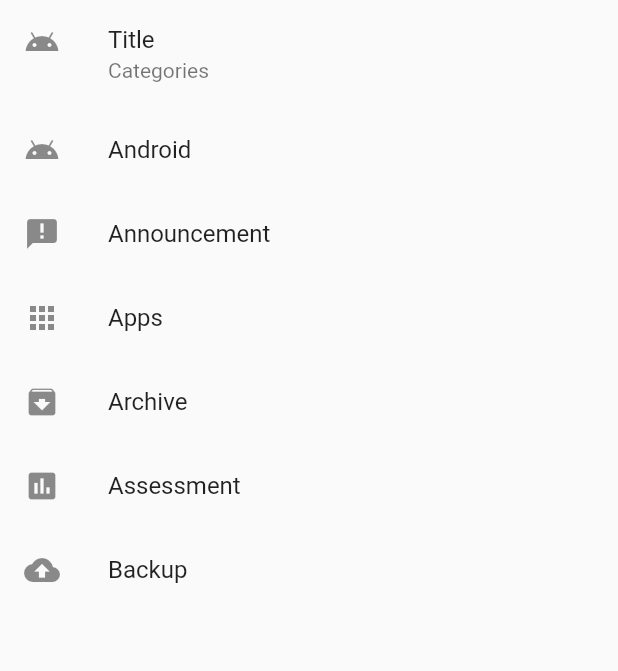
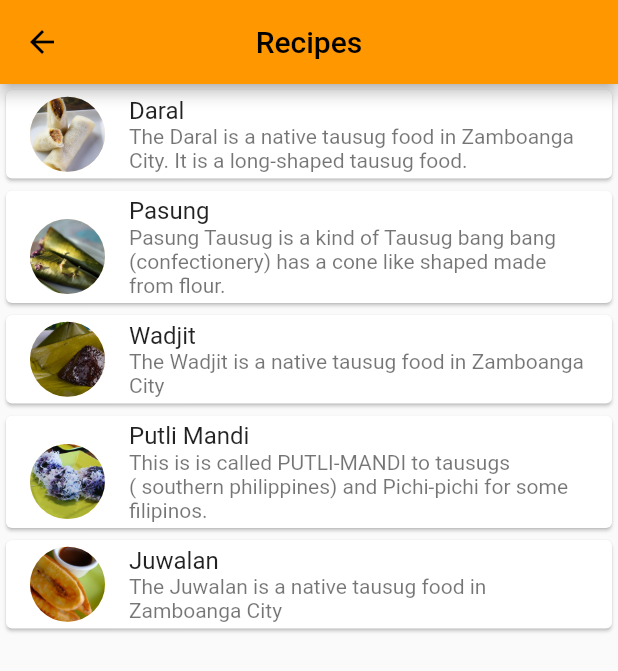
Before and after one commit to kusman28/Bang-Bang, a Flutter app: the Recipes screen opened directly, on a phone screen of 412 x 824 dp. Shown: the top 671 px of the screen. Run offline on Flutter 3.47's test engine with Material 2 defaults, Android fonts, the phone set to English and light mode, and no system bars; our stand-ins replace google_fonts, youtube_player_flutter.

Commit message:
Recipes Module.

```diff
--- /dev/null
+++ b/lib/models/RecipeModel.dart
@@ -0,0 +1,5 @@
+class RecipeModel {
+  final String name, ImageUrl, desc, procs, url;
+
+  RecipeModel(this.name, this.ImageUrl, this.desc, this.procs, this.url);
+}
--- a/lib/screens/recipes_scree.dart
+++ b/lib/screens/recipes_scree.dart
@@ -1,3 +1,5 @@
+import 'package:bang_bang/models/RecipeModel.dart';
+import 'package:bang_bang/screens/recipe_details_screen.dart';
 import 'package:flutter/material.dart';
 
 class Recipes extends StatefulWidget {
@@ -8,44 +10,168 @@ class Recipes extends StatefulWidget {
 }
 
 class _RecipesState extends State<Recipes> {
+  static List images = [
+    "images/daral.jpg",
+    "images/pasung.jpg",
+    "images/wadjit.jpg",
+    "images/putli_mandi.jpg",
+    "images/juwalan.jpg",
+  ];
+
+  static List<String> foodNames = [
+    "Daral",
+    "Pasung",
+    "Wadjit",
+    "Putli Mandi",
+    "Juwalan",
+  ];
+
+  static List<String> foodInfos = [
+    "The Daral is a native tausug food in Zamboanga City. It is a long-shaped tausug food.",
+    "Pasung Tausug is a kind of Tausug bang bang (confectionery) has a cone like shaped made from flour.",
+    "The Wadjit is a native tausug food in Zamboanga City",
+    "This is is called PUTLI-MANDI to tausugs ( southern philippines) and Pichi-pichi for some filipinos.",
+    "The Juwalan is a native tausug food in Zamboanga City",
+  ];
+
+  static List<String> foodProcs = [
+    "• 1 Cup of Flour.\n• 1/ & 1/2 Cup of Water.\n• Oil for Greasing",
+    "• 2 cups Flour\n• 1 cup Sugar\n• 3 cups Coconut Milk\n• Banana leaves\n• Toothpicks",
+    "• 1/2 kg glutinous rice\n•1/4 kg brown sugar\n•1 big coconut/3 cups coconut milk\n•1 tbsp vanilla essence",
+    "• 2 Cups of Glutinous rice flour\n•1/2 Cup of regular flour\n•1 & 1/4 Cups of warm water\n•Violet food color (Optional any color or no color will do)\n•2 Tbsp. cooking oil\n•1 to 2 Cups of Hinti (Grated sweet coconut)",
+    "• Banana\n•Flour\n•Cooking Oil\n•Salt",
+  ];
+
+  static List<String> urls = [
+    "https://www.youtube.com/watch?v=JaDstI3b9Fg",
+    "https://www.youtube.com/watch?v=isoAQpEX0X8",
+    "https://www.youtube.com/watch?v=EoQbikYT_Iw",
+    "https://www.youtube.com/watch?v=wLam5ax8uHE",
+    "https://www.youtube.com/watch?v=XQy--HdNgGw",
+  ];
+
+  final List<RecipeModel> Fooddata = List.generate(
+      foodNames.length,
+      (index) => RecipeModel('${foodNames[index]}', '${images[index]}',
+          '${foodInfos[index]}', '${foodProcs[index]}', '${urls[index]}'));
+
   @override
   Widget build(BuildContext context) {
     return Scaffold(
-      body: ListView(
-        children: <Widget>[
-          Container(
+      appBar: AppBar(
+        title: Text('Recipes'),
+        centerTitle: true,
+      ),
+      body: ListView.builder(
+        itemCount: Fooddata.length,
+        itemBuilder: (context, index) {
+          return Card(
             child: ListTile(
-              leading: Icon(Icons.android),
-              title: Text("Title"),
-              subtitle: Text("Categories"),
-              onTap: () => {},
+              title: Text(Fooddata[index].name),
+              subtitle: Text(Fooddata[index].desc),
+              leading: SizedBox(
+                height: 100.0,
+                width: 50.0,
+                child: CircleAvatar(
+                  backgroundImage: AssetImage(Fooddata[index].ImageUrl),
+                ),
+              ),
+              onTap: () {
+                Navigator.of(context).push(MaterialPageRoute(
+                    builder: (context) => RecipeDetails(
+                          recipeModel: Fooddata[index],
+                        )));
+              },
             ),
-          ),
-          ListTile(
-            leading: Icon(Icons.android),
-            title: Text('Android'),
-          ),
-          ListTile(
-            leading: Icon(Icons.announcement),
-            title: Text('Announcement'),
-          ),
-          ListTile(
-            leading: Icon(Icons.apps),
-            title: Text('Apps'),
-          ),
-          ListTile(
-            leading: Icon(Icons.archive),
-            title: Text('Archive'),
-          ),
-          ListTile(
-            leading: Icon(Icons.assessment),
-            title: Text('Assessment'),
-          ),
-          ListTile(
-            leading: Icon(Icons.backup),
-            title: Text('Backup'),
-          ),
-        ],
+          );
+        },
+        // children: <Widget>[
+        //   Container(
+        //     child: ListTile(
+        //       // leading: Icon(Icons.android),
+        //       title: Text("Recipes"),
+        //       subtitle: Text("List of the available Recipes."),
+        //       // onTap: () => {},
+        //     ),
+        //   ),
+        //   Card(
+        //     child: ListTile(
+        //       leading: SizedBox(
+        //         height: 100.0,
+        //         width: 50.0,
+        //         child: CircleAvatar(
+        //           backgroundImage: AssetImage('images/daral.jpg'),
+        //         ),
+        //       ),
+        //       title: Text('Daral'),
+        //       subtitle: Text(
+        //           'The Daral is a native tausug food in Zamboanga City. It is a long-shaped tausug food.'),
+        //       onTap: () => {
+        //         Navigator.push(
+        //             context,
+        //             MaterialPageRoute(
+        //                 builder: (context) => RecipeDetails(
+        //                     )))
+        //       },
+        //     ),
+        //   ),
+        //   Card(
+        //     child: ListTile(
+        //       leading: SizedBox(
+        //         height: 100.0,
+        //         width: 50.0,
+        //         child: CircleAvatar(
+        //           backgroundImage: AssetImage('images/pasung.jpg'),
+        //         ),
+        //       ),
+        //       title: Text('Pasung'),
+        //       subtitle: Text(
+        //           'Pasung Tausug is a kind of Tausug bang bang (confectionery) has a cone like shaped made from flour.'),
+        //     ),
+        //   ),
+        //   Card(
+        //     child: ListTile(
+        //       leading: SizedBox(
+        //         height: 100.0,
+        //         width: 50.0,
+        //         child: CircleAvatar(
+        //           backgroundImage: AssetImage('images/juwalan.jpg'),
+        //         ),
+        //       ),
+        //       title: Text('Juwalan'),
+        //       subtitle:
+        //           Text('The Daral is a native tausug food in Zamboanga City.'),
+        //     ),
+        //   ),
+        //   Card(
+        //     child: ListTile(
+        //       leading: SizedBox(
+        //         height: 100.0,
+        //         width: 50.0,
+        //         child: CircleAvatar(
+        //           backgroundImage: AssetImage('images/putli_mandi.jpg'),
+        //         ),
+        //       ),
+        //       title: Text('Putli Mandi'),
+        //       subtitle: Text(
+        //           'This is is called PUTLI-MANDI to tausugs ( southern philippines) and Pichi-pichi for some filipinos.'),
+        //     ),
+        //   ),
+        //   Card(
+        //     child: ListTile(
+        //       leading: SizedBox(
+        //         height: 100.0,
+        //         width: 50.0,
+        //         child: CircleAvatar(
+        //           backgroundImage: AssetImage('images/wadjit.jpg'),
+        //         ),
+        //       ),
+        //       title: Text('Wadjit'),
+        //       subtitle:
+        //           Text('The Daral is a native tausug food in Zamboanga City.'),
+        //     ),
+        //   ),
+        // ],
       ),
     );
   }
```
Also changed, not shown: lib/screens/recipe_details_screen.dart (added, +111 -0 lines), 1 other file.
